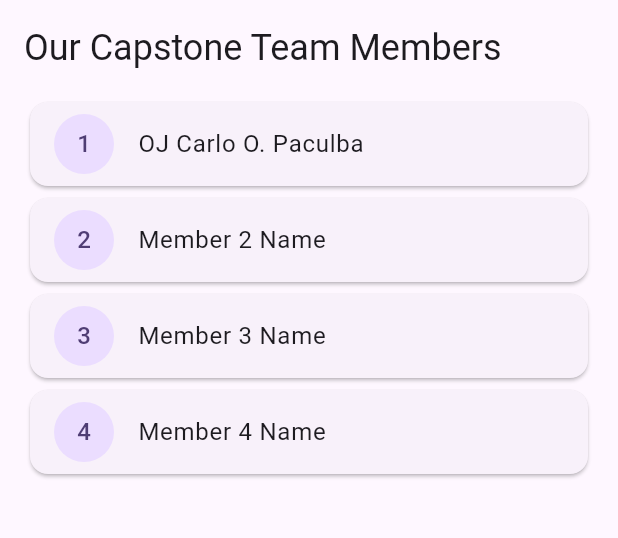
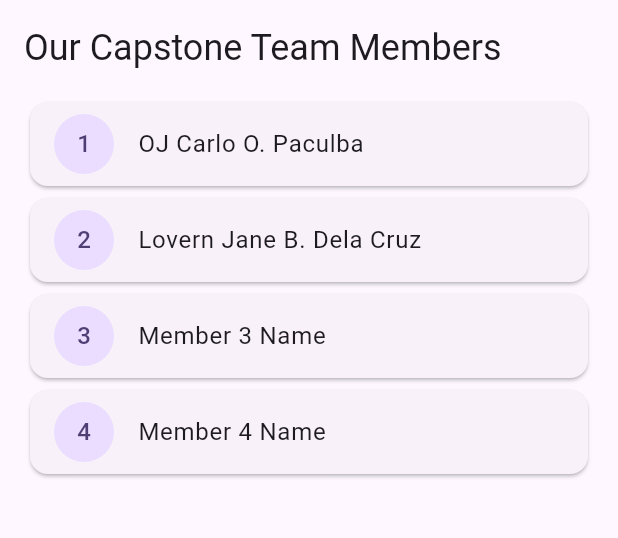
Before and after one commit to AthanasiosZy/Tuklas, a Flutter app: the screen it shows after launch, on a phone screen of 412 x 824 dp, the part 84-622 px from its top. Run offline on Flutter 3.47's test engine with Material 3 defaults, Android fonts, the phone set to English and light mode, and no system bars.

Commit message:
Update member2 name in main.dart

```diff
--- a/lib/main.dart
+++ b/lib/main.dart
@@ -2,7 +2,7 @@ import 'package:flutter/material.dart';
 
 // EACH MEMBER: replace your placeholder below with your own name.
 const String member1 = 'OJ Carlo O. Paculba';
-const String member2 = 'Member 2 Name';
+const String member2 = 'Lovern Jane B. Dela Cruz ';
 const String member3 = 'Member 3 Name';
 const String member4 = 'Member 4 Name';
 
```
